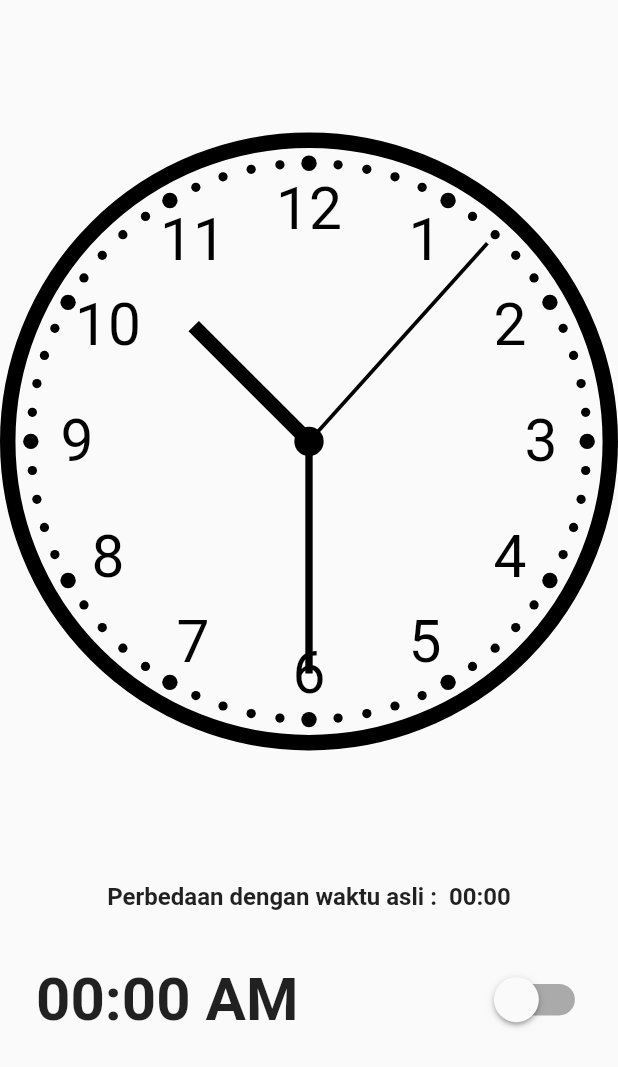
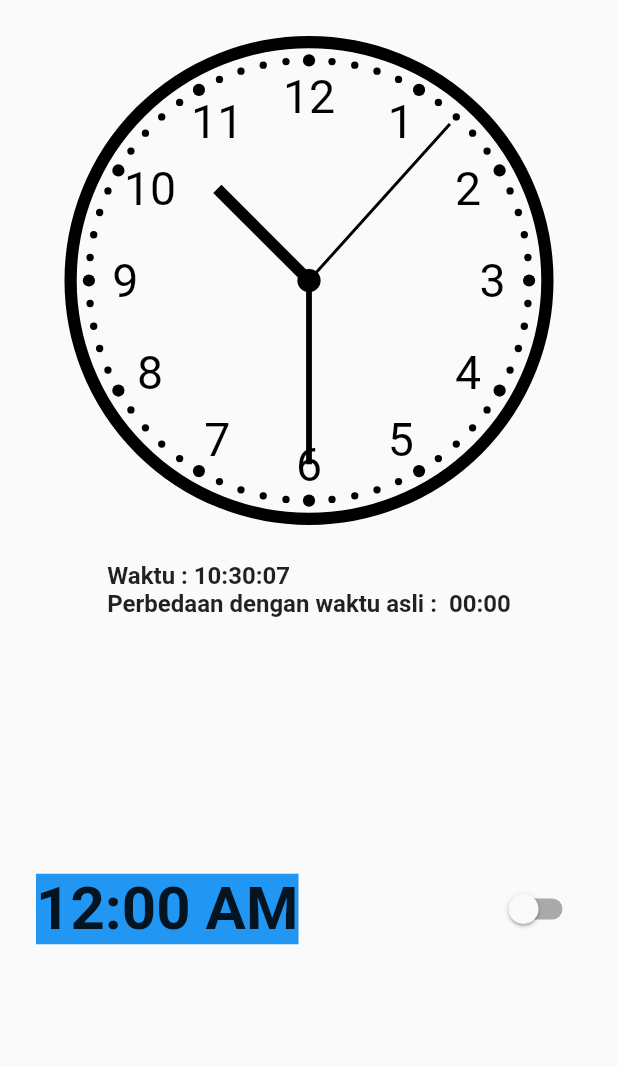
Before and after one commit to Harits19/clock_app, a Flutter app: the screen it shows after launch, on a phone screen of 412 x 824 dp. Shown: the top 1067 px of the screen. Run offline on Flutter 3.47's test engine with Material 2 defaults, Android fonts, the phone set to English and light mode, and no system bars; our stand-ins replace shared_preferences.

Commit message:
add alarm time

```diff
--- a/lib/base/base_constanta.dart
+++ b/lib/base/base_constanta.dart
@@ -1,2 +1,5 @@
-const configHourKey = "configHour";
+// const configHourKey = "configHour";
 const configMinuteKey = "configMinute";
+
+const alarmTimeKey = "alarmTime";
+const isAlarmActiveKey = "isAlarmActive";
--- a/lib/base/base_function.dart
+++ b/lib/base/base_function.dart
@@ -1,6 +1,9 @@
+import 'package:flutter/material.dart';
 import 'package:intl/intl.dart';
 
-final hhMmSs = DateFormat("hh:mm:ss");
+final hhMmSs = DateFormat("HH:mm:ss");
+final hhMm = DateFormat("HH:mm");
+// final alarmFormat = TimeOfDayFormat;
 
 const oneSecond = Duration(seconds: 1);
 
@@ -9,3 +12,14 @@ String durationToString(int minutes) {
   List<String> parts = d.toString().split(':');
   return '${parts[0].padLeft(2, '0')}:${parts[1].padLeft(2, '0')}';
 }
+
+parseToTimeOfDay(String s) {
+  return TimeOfDay(
+      hour: int.parse(s.split(":")[0]), minute: int.parse(s.split(":")[1]));
+}
+
+extension TimeOfDayExtension on TimeOfDay {
+  TimeOfDay add({int hour = 0, int minute = 0}) {
+    return replacing(hour: this.hour + hour, minute: this.minute + minute);
+  }
+}
--- a/lib/ui/clock/clock_page.dart
+++ b/lib/ui/clock/clock_page.dart
@@ -2,6 +2,8 @@ import 'dart:async';
 import 'dart:developer';
 import 'package:clock_app/base/base_constanta.dart';
 import 'package:clock_app/base/base_function.dart';
+import 'package:clock_app/ui/clock/views/alarm_time_view.dart';
+import 'package:clock_app/ui/clock/views/clock_analog_view.dart';
 import 'package:clock_app/ui/clock/views/flutter_analog_clock_painter_widget.dart';
 import 'package:flutter/material.dart';
 import 'package:shared_preferences/shared_preferences.dart';
@@ -13,90 +15,7 @@ class ClockPage extends StatefulWidget {
   _ClockPageState createState() => _ClockPageState();
 }
 
-class _ClockPageState extends State<ClockPage> with WidgetsBindingObserver {
-  AppLifecycleState? lastLifecycleState;
-
-  late DateTime currentTime;
-  bool isAlarmActive = false;
-  int configMinute = 0;
-  Axis? axisActive;
-
-  updateCurrentTime() {
-    Timer.periodic(oneSecond, (time) {
-      currentTime = currentTime.add(oneSecond);
-      setState(() {});
-    });
-  }
-
-  updateConfigMinute(double val) {
-    log(val.toInt().toString());
-    int defaultPlusMinus = 1;
-    int multiple = 1;
-    if (axisActive == Axis.vertical) {
-      defaultPlusMinus = 4;
-      multiple = 60;
-    }
-    if (val > defaultPlusMinus) configMinute += (1 * multiple);
-    if (val < -defaultPlusMinus) configMinute += (-1 * multiple);
-    setState(() {});
-  }
-
-  setAxisActive(Axis? axis) {
-    axisActive = axis;
-    setState(() {});
-  }
-
-  getCurrentTimeFromLocal() async {
-    SharedPreferences prefs = await SharedPreferences.getInstance();
-    configMinute = prefs.getInt(configMinuteKey) ?? 0;
-    updateCurrentTimeWithConfigMinute();
-    setState(() {});
-  }
-
-  saveConfigTimeToLocal() async {
-    SharedPreferences prefs = await SharedPreferences.getInstance();
-    await prefs.setInt(configMinuteKey, configMinute);
-  }
-
-  initStateAsycn() async {
-    WidgetsBinding.instance!.addObserver(this);
-    currentTime = DateTime.now();
-    await getCurrentTimeFromLocal();
-    updateCurrentTime();
-  }
-
-  updateCurrentTimeWithConfigMinute() {
-    currentTime = DateTime.now().add(
-      Duration(
-        minutes: configMinute,
-      ),
-    );
-    setState(() {});
-  }
-
-  @override
-  void initState() {
-    super.initState();
-    initStateAsycn();
-  }
-
-  @override
-  void dispose() {
-    saveConfigTimeToLocal();
-    WidgetsBinding.instance!.removeObserver(this);
-    log("calledDispose");
-    super.dispose();
-  }
-
-  @override
-  void didChangeAppLifecycleState(AppLifecycleState state) {
-    lastLifecycleState = state;
-    setState(() {});
-    if (state == AppLifecycleState.inactive) {
-      saveConfigTimeToLocal();
-    }
-  }
-
+class _ClockPageState extends State<ClockPage> {
   @override
   Widget build(BuildContext context) {
     //TODO implement gesture for set alarm,
@@ -106,87 +25,14 @@ class _ClockPageState extends State<ClockPage> with WidgetsBindingObserver {
     // user takes to open each alarm notification in the past. (Y-axis should be how many
     // seconds taken each time, and X-axis should be each alarm bell that rang).
 
-    return WillPopScope(
-      onWillPop: () async {
-        await saveConfigTimeToLocal();
-        return true;
-      },
-      child: Scaffold(
-        body: SafeArea(
+    return Scaffold(
+      body: SafeArea(
+        child: Padding(
+          padding: const EdgeInsets.all(24),
           child: Column(
             children: [
-              Expanded(
-                  flex: 5,
-                  child: GestureDetector(
-                      onHorizontalDragStart: (details) {
-                        setAxisActive(Axis.horizontal);
-                      },
-                      onVerticalDragStart: (details) {
-                        setAxisActive(Axis.vertical);
-                      },
-                      onHorizontalDragEnd: (details) {
-                        setAxisActive(null);
-                      },
-                      onVerticalDragEnd: (details) {
-                        setAxisActive(null);
-                      },
-                      onHorizontalDragUpdate: (details) {
-                        if (axisActive != Axis.horizontal) return;
-                        updateConfigMinute(details.delta.dx);
-                        updateCurrentTimeWithConfigMinute();
-                      },
-                      onVerticalDragUpdate: (details) {
-                        if (axisActive != Axis.vertical) return;
-                        updateConfigMinute(details.delta.dy);
-                        updateCurrentTimeWithConfigMinute();
-                      },
-                      child: SizedBox(
-                        height: double.infinity,
-                        width: double.infinity,
-                        child: CustomPaint(
-                          painter: FlutterAnalogClockPainterWidget(currentTime),
-                        ),
-                      ))),
-              Flexible(
-                child: Text(
-                  "Perbedaan dengan waktu asli :  ${durationToString(configMinute)}",
-                  style: const TextStyle(
-                    fontSize: 16,
-                    fontWeight: FontWeight.bold,
-                  ),
-                ),
-              ),
-              Expanded(
-                flex: 1,
-                child: Container(
-                  padding: const EdgeInsets.all(24),
-                  // color: Colors.blue,
-                  child: Row(
-                    mainAxisAlignment: MainAxisAlignment.spaceBetween,
-                    children: [
-                      const Flexible(
-                        child: Text(
-                          "00:00 AM",
-                          style: TextStyle(
-                            fontSize: 40,
-                            fontWeight: FontWeight.bold,
-                          ),
-                        ),
-                      ),
-                      Transform.scale(
-                        scale: 1.5,
-                        child: Switch(
-                          value: isAlarmActive,
-                          onChanged: (val) {
-                            isAlarmActive = val;
-                            setState(() {});
-                          },
-                        ),
-                      )
-                    ],
-                  ),
-                ),
-              ),
+              Expanded(flex: 5, child: ClockAnalogView()),
+              Expanded(flex: 5, child: AlarmTimeView()),
             ],
           ),
         ),
--- /dev/null
+++ b/lib/ui/clock/views/alarm_time_view.dart
@@ -0,0 +1,92 @@
+import 'dart:developer';
+
+import 'package:clock_app/base/base_constanta.dart';
+import 'package:clock_app/base/base_function.dart';
+import 'package:clock_app/ui/clock/views/gesture_detector_widget.dart';
+import 'package:flutter/material.dart';
+import 'package:shared_preferences/shared_preferences.dart';
+
+class AlarmTimeView extends StatefulWidget {
+  const AlarmTimeView({Key? key}) : super(key: key);
+
+  @override
+  _AlarmTimeViewState createState() => _AlarmTimeViewState();
+}
+
+class _AlarmTimeViewState extends State<AlarmTimeView> {
+  TimeOfDay alarmTime = const TimeOfDay(hour: 0, minute: 0);
+  bool isAlarmActive = false;
+
+  saveAlarmTimeToLocal() async {
+    SharedPreferences prefs = await SharedPreferences.getInstance();
+    await prefs.setString(alarmTimeKey, alarmTime.format(context));
+  }
+
+  saveIsAlarmActive() async {
+    SharedPreferences prefs = await SharedPreferences.getInstance();
+    await prefs.setBool(isAlarmActiveKey, isAlarmActive);
+  }
+
+  getIsAlarmActive() async {
+    SharedPreferences prefs = await SharedPreferences.getInstance();
+    isAlarmActive = prefs.getBool(isAlarmActiveKey) ?? false;
+    setState(() {});
+  }
+
+  getAlarmTimeFromLocal() async {
+    SharedPreferences prefs = await SharedPreferences.getInstance();
+    alarmTime = parseToTimeOfDay(prefs.getString(alarmTimeKey) ?? "00:00");
+    setState(() {});
+  }
+
+  @override
+  void initState() {
+    super.initState();
+    getAlarmTimeFromLocal();
+    getIsAlarmActive();
+  }
+
+  @override
+  Widget build(BuildContext context) {
+    return Row(
+      mainAxisAlignment: MainAxisAlignment.spaceBetween,
+      children: [
+        GestureDetectorWidget(
+          isMultipleSensitivity: false,
+          onUpdate: (val) {
+            // log(val.toString());
+            if (val == 60 && (alarmTime.hour + 1) < 24) {
+              alarmTime = alarmTime.add(hour: 1);
+            } else if (val == -60 && (alarmTime.hour - 1) >= 0) {
+              alarmTime = alarmTime.add(hour: -1);
+            } else if (val == 1 && (alarmTime.minute + 1) < 60) {
+              alarmTime = alarmTime.add(minute: 1);
+            } else if (val == -1 && (alarmTime.minute - 1) >= 0) {
+              alarmTime = alarmTime.add(minute: -1);
+            }
+            setState(() {});
+          },
+          onDragEnd: saveAlarmTimeToLocal,
+          child: Container(
+            color: Colors.blue,
+            child: Text(
+              alarmTime.format(context),
+              style: const TextStyle(
+                fontSize: 40,
+                fontWeight: FontWeight.bold,
+              ),
+            ),
+          ),
+        ),
+        Switch(
+          value: isAlarmActive,
+          onChanged: (val) {
+            isAlarmActive = val;
+            setState(() {});
+            saveIsAlarmActive();
+          },
+        )
+      ],
+    );
+  }
+}
--- /dev/null
+++ b/lib/ui/clock/views/clock_analog_view.dart
@@ -0,0 +1,99 @@
+import 'dart:async';
+
+import 'package:clock_app/base/base_constanta.dart';
+import 'package:clock_app/base/base_function.dart';
+import 'package:clock_app/ui/clock/views/flutter_analog_clock_painter_widget.dart';
+import 'package:clock_app/ui/clock/views/gesture_detector_widget.dart';
+import 'package:flutter/material.dart';
+import 'package:shared_preferences/shared_preferences.dart';
+
+class ClockAnalogView extends StatefulWidget {
+  const ClockAnalogView({Key? key}) : super(key: key);
+
+  @override
+  _ClockAnalogViewState createState() => _ClockAnalogViewState();
+}
+
+class _ClockAnalogViewState extends State<ClockAnalogView> {
+  int configMinute = 0;
+  late DateTime currentTime;
+
+  saveConfigTimeToLocal() async {
+    SharedPreferences prefs = await SharedPreferences.getInstance();
+    await prefs.setInt(configMinuteKey, configMinute);
+  }
+
+  updateConfigMinute(int val) {
+    configMinute += val;
+    updateCurrentTimeWithConfigMinute();
+    saveConfigTimeToLocal();
+    setState(() {});
+  }
+
+  updateCurrentTimeWithConfigMinute() {
+    currentTime = DateTime.now().add(
+      Duration(
+        minutes: configMinute,
+      ),
+    );
+    setState(() {});
+  }
+
+  getConfigTimeFromLocal() async {
+    SharedPreferences prefs = await SharedPreferences.getInstance();
+    configMinute = prefs.getInt(configMinuteKey) ?? 0;
+    updateCurrentTimeWithConfigMinute();
+    setState(() {});
+  }
+
+  loopUpdateCurrentTime() {
+    Timer.periodic(oneSecond, (time) {
+      currentTime = currentTime.add(oneSecond);
+      setState(() {});
+    });
+  }
+
+  initStateAsycn() async {
+    currentTime = DateTime.now();
+    await getConfigTimeFromLocal();
+    loopUpdateCurrentTime();
+  }
+
+  @override
+  void initState() {
+    super.initState();
+    initStateAsycn();
+  }
+
+  @override
+  Widget build(BuildContext context) {
+    return Column(
+      children: [
+        Expanded(
+          flex: 5,
+          child: GestureDetectorWidget(
+            onDragEnd: saveConfigTimeToLocal,
+            onUpdate: updateConfigMinute,
+            child: SizedBox(
+              width: double.infinity,
+              height: double.infinity,
+              child: CustomPaint(
+                painter: FlutterAnalogClockPainterWidget(currentTime),
+              ),
+            ),
+          ),
+        ),
+        const SizedBox(
+          height: 24,
+        ),
+        Text(
+          "Waktu : ${hhMmSs.format(currentTime)}\nPerbedaan dengan waktu asli :  ${durationToString(configMinute)}",
+          style: const TextStyle(
+            fontSize: 16,
+            fontWeight: FontWeight.bold,
+          ),
+        ),
+      ],
+    );
+  }
+}
--- /dev/null
+++ b/lib/ui/clock/views/gesture_detector_widget.dart
@@ -0,0 +1,73 @@
+import 'package:flutter/material.dart';
+
+class GestureDetectorWidget extends StatefulWidget {
+  const GestureDetectorWidget({
+    Key? key,
+    this.child,
+    required this.onDragEnd,
+    required this.onUpdate,
+    this.onDragX,
+    this.onDragy,
+    this.isMultipleSensitivity = true,
+  }) : super(key: key);
+  final Widget? child;
+  final VoidCallback onDragEnd;
+  final ValueChanged<int> onUpdate;
+  final ValueChanged<int>? onDragX;
+  final ValueChanged<int>? onDragy;
+
+  final bool isMultipleSensitivity;
+
+  @override
+  _GestureDetectorWidgetState createState() => _GestureDetectorWidgetState();
+}
+
+class _GestureDetectorWidgetState extends State<GestureDetectorWidget> {
+  Axis? axisActive;
+
+  onDragEnd(details) {
+    setAxisActive(null);
+    widget.onDragEnd();
+  }
+
+  setAxisActive(Axis? axis) {
+    axisActive = axis;
+    setState(() {});
+  }
+
+  updateValue(double val) {
+    int defaultSensitivity = 1;
+    int multiple = 1;
+
+    if (axisActive == Axis.vertical) {
+      multiple = 60;
+      if (widget.isMultipleSensitivity) defaultSensitivity = 4;
+    }
+    if (val > defaultSensitivity) widget.onUpdate(1 * multiple);
+    if (val < -defaultSensitivity) widget.onUpdate(-1 * multiple);
+    setState(() {});
+  }
+
+  @override
+  Widget build(BuildContext context) {
+    return GestureDetector(
+      onHorizontalDragEnd: onDragEnd,
+      onVerticalDragEnd: onDragEnd,
+      onHorizontalDragStart: (details) {
+        setAxisActive(Axis.horizontal);
+      },
+      onVerticalDragStart: (details) {
+        setAxisActive(Axis.vertical);
+      },
+      onHorizontalDragUpdate: (details) {
+        if (axisActive != Axis.horizontal) return;
+        updateValue(details.delta.dx);
+      },
+      onVerticalDragUpdate: (details) {
+        if (axisActive != Axis.vertical) return;
+        updateValue(details.delta.dy);
+      },
+      child: widget.child,
+    );
+  }
+}
--- a/pubspec.yaml
+++ b/pubspec.yaml
@@ -27,11 +27,13 @@ environment:
 # the latest version available on pub.dev. To see which dependencies have newer
 # versions available, run `flutter pub outdated`.
 dependencies:
+  # android_alarm_manager_plus: ^2.0.3
   cupertino_icons: ^1.0.2
   flutter:
     sdk: flutter
-  # flutter_analog_clock: ^0.1.1
+  flutter_local_notifications: ^9.1.5
   intl: ^0.17.0
+  # rxdart: ^0.27.3
   shared_preferences: ^2.0.9
 
 dev_dependencies:
```
Also changed, not shown: pubspec.lock, 12 other files.
